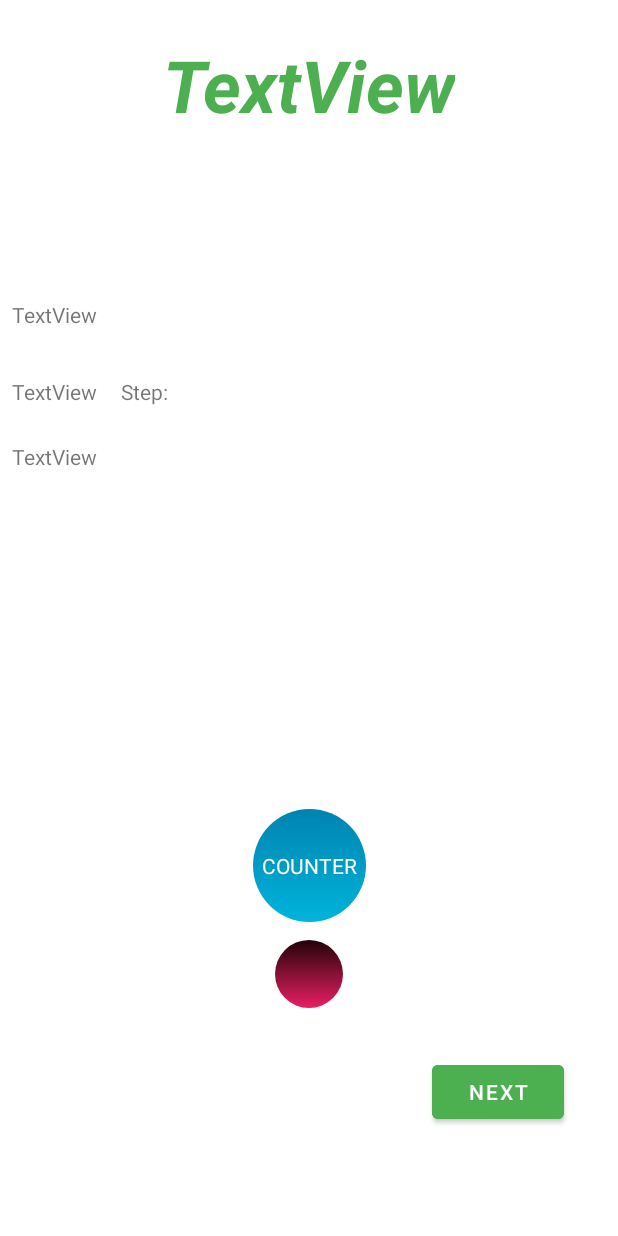
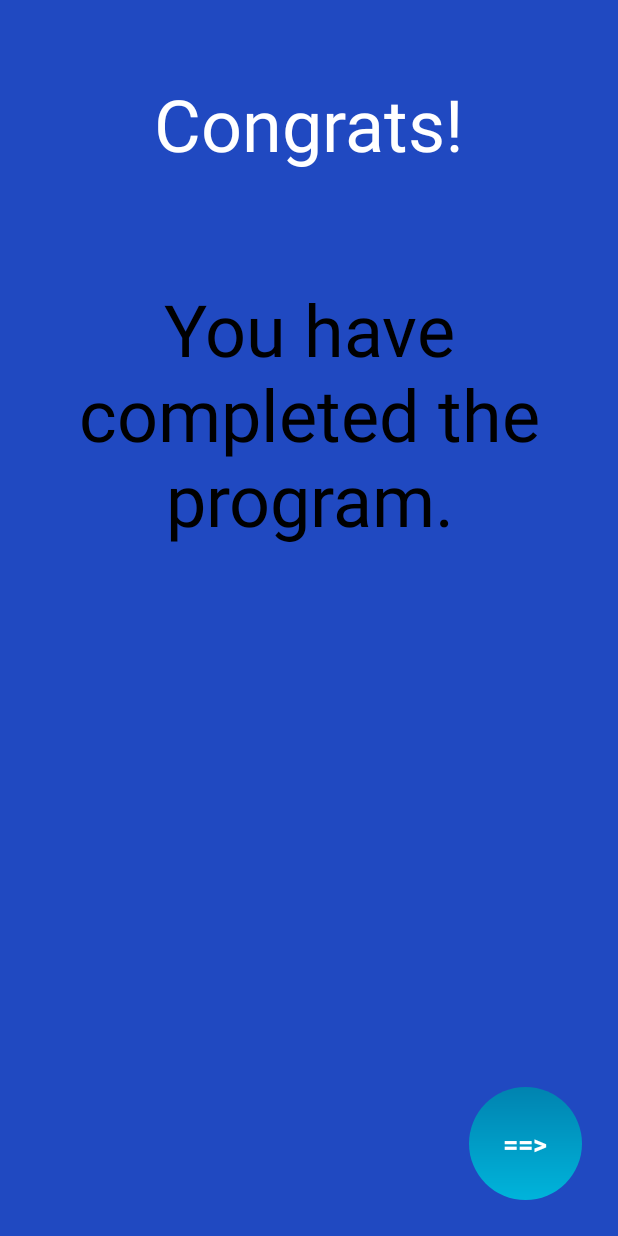
Before and after one commit to aliatillaydemir/FitnessApp, an Android app: the SportFragment screen opened through its navigation route, after a tap on "NEXT", on a phone screen of 412 x 824 dp. Run offline under Robolectric (Android 15) with nearby library versions, the light colour scheme and no system bars; 11 statements that could not run were skipped.

Commit message:
navigation adjusted.

```diff
--- a/app/src/main/java/com/ayd/pushapp/MainActivity.kt
+++ b/app/src/main/java/com/ayd/pushapp/MainActivity.kt
@@ -2,6 +2,8 @@ package com.ayd.pushapp
 
 import androidx.appcompat.app.AppCompatActivity
 import android.os.Bundle
+import androidx.navigation.NavOptions
+import androidx.navigation.findNavController
 import com.ayd.pushapp.databinding.ActivityMainBinding
 
 class MainActivity : AppCompatActivity() {
@@ -17,7 +19,19 @@ class MainActivity : AppCompatActivity() {
         val view = binding.root
         setContentView(view)
 
+    }
 
+    override fun onBackPressed() {
+        val navController = findNavController(R.id.fragmentContainerView)
+
+        when(navController.currentDestination?.id){
+            R.id.mainFragment -> {
+                finish()
+            }
+            else -> {
+                onBackPressedDispatcher.onBackPressed()
+            }
+        }
     }
 
 }
--- /dev/null
+++ b/app/src/main/java/com/ayd/pushapp/feature/mainfragments/CongratsFragment.kt
@@ -0,0 +1,34 @@
+package com.ayd.pushapp.feature.mainfragments
+
+import android.os.Bundle
+import androidx.fragment.app.Fragment
+import android.view.LayoutInflater
+import android.view.View
+import android.view.ViewGroup
+import androidx.navigation.fragment.findNavController
+import com.ayd.pushapp.R
+import com.ayd.pushapp.databinding.FragmentCongratsBinding
+import com.ayd.pushapp.databinding.FragmentSixthWeekBinding
+
+
+class CongratsFragment : Fragment() {
+
+    private var _binding: FragmentCongratsBinding? = null
+    private val binding get() = _binding!!
+
+    override fun onCreateView(
+        inflater: LayoutInflater, container: ViewGroup?,
+        savedInstanceState: Bundle?
+    ): View {
+        // Inflate the layout for this fragment
+        _binding = FragmentCongratsBinding.inflate(inflater, container, false)
+
+        binding.goButton.setOnClickListener {
+            findNavController().navigate(R.id.action_congratsFragment_to_mainFragment)
+        }
+
+        return binding.root
+    }
+
+
+}
--- a/app/src/main/java/com/ayd/pushapp/feature/mainfragments/SportFragment.kt
+++ b/app/src/main/java/com/ayd/pushapp/feature/mainfragments/SportFragment.kt
@@ -7,6 +7,7 @@ import android.view.View
 import android.view.ViewGroup
 import androidx.core.content.ContextCompat
 import androidx.fragment.app.viewModels
+import androidx.navigation.fragment.findNavController
 import com.ayd.pushapp.R
 import com.ayd.pushapp.databinding.FragmentSportBinding
 import com.ayd.pushapp.model.WeekData
@@ -44,6 +45,10 @@ class SportFragment : Fragment() {
             if (list_index < numbersList.size - 1) {
                 list_index++
                 updateDisplayedNumber()
+            }else{
+                //db connection
+                weekData.days
+                findNavController().navigate(R.id.action_sportFragment_to_congratsFragment)
             }
         }
 
--- /dev/null
+++ b/app/src/main/res/layout/fragment_congrats.xml
@@ -0,0 +1,53 @@
+<?xml version="1.0" encoding="utf-8"?>
+<androidx.constraintlayout.widget.ConstraintLayout xmlns:android="http://schemas.android.com/apk/res/android"
+    xmlns:app="http://schemas.android.com/apk/res-auto"
+    xmlns:tools="http://schemas.android.com/tools"
+    android:layout_width="match_parent"
+    android:layout_height="match_parent"
+    tools:context=".feature.mainfragments.CongratsFragment"
+    android:background="#2049C1">
+
+
+    <TextView
+        android:id="@+id/congratsText"
+        android:layout_width="wrap_content"
+        android:layout_height="wrap_content"
+        android:layout_marginTop="50dp"
+        android:text="Congrats!"
+        android:textColor="@color/white"
+        android:textSize="48sp"
+        app:layout_constraintEnd_toEndOf="parent"
+        app:layout_constraintStart_toStartOf="parent"
+        app:layout_constraintTop_toTopOf="parent" />
+
+    <TextView
+        android:id="@+id/textView5"
+        android:layout_width="match_parent"
+        android:layout_height="wrap_content"
+        android:layout_marginStart="48dp"
+        android:layout_marginTop="72dp"
+        android:layout_marginEnd="48dp"
+        android:text="You have completed the program."
+        android:textColor="@color/black"
+        android:textSize="48sp"
+        android:textAlignment="center"
+        app:layout_constraintEnd_toEndOf="parent"
+        app:layout_constraintStart_toStartOf="parent"
+        app:layout_constraintTop_toBottomOf="@+id/congratsText" />
+
+    <TextView
+        android:id="@+id/goButton"
+        android:layout_width="75dp"
+        android:layout_height="75dp"
+        android:layout_marginEnd="24dp"
+        android:layout_marginBottom="24dp"
+        android:background="@drawable/button_design"
+        android:gravity="center"
+        android:text="==>"
+        android:textSize="18dp"
+        android:textStyle="bold"
+        android:textColor="@color/white"
+        app:layout_constraintBottom_toBottomOf="parent"
+        app:layout_constraintEnd_toEndOf="parent" />
+
+</androidx.constraintlayout.widget.ConstraintLayout>
--- a/app/src/main/res/navigation/nav_graph.xml
+++ b/app/src/main/res/navigation/nav_graph.xml
@@ -49,5 +49,22 @@
         android:id="@+id/sportFragment"
         android:name="com.ayd.pushapp.feature.mainfragments.SportFragment"
         android:label="fragment_sport"
-        tools:layout="@layout/fragment_sport" />
+        tools:layout="@layout/fragment_sport" >
+        <action
+            android:id="@+id/action_sportFragment_to_congratsFragment"
+            app:destination="@id/congratsFragment"
+            app:popUpTo="@id/sportFragment"
+            app:popUpToInclusive="true" />
+    </fragment>
+    <fragment
+        android:id="@+id/congratsFragment"
+        android:name="com.ayd.pushapp.feature.mainfragments.CongratsFragment"
+        android:label="fragment_congrats"
+        tools:layout="@layout/fragment_congrats" >
+        <action
+            android:id="@+id/action_congratsFragment_to_mainFragment"
+            app:destination="@id/mainFragment"
+            app:popUpTo="@id/congratsFragment"
+            app:popUpToInclusive="true" />
+    </fragment>
 </navigation>
```
